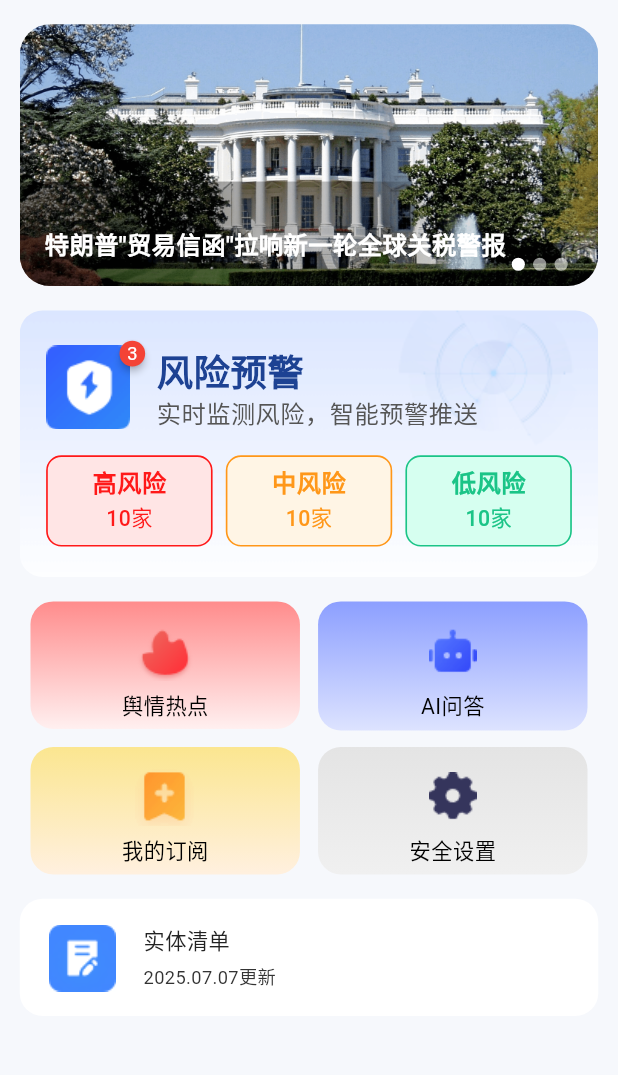
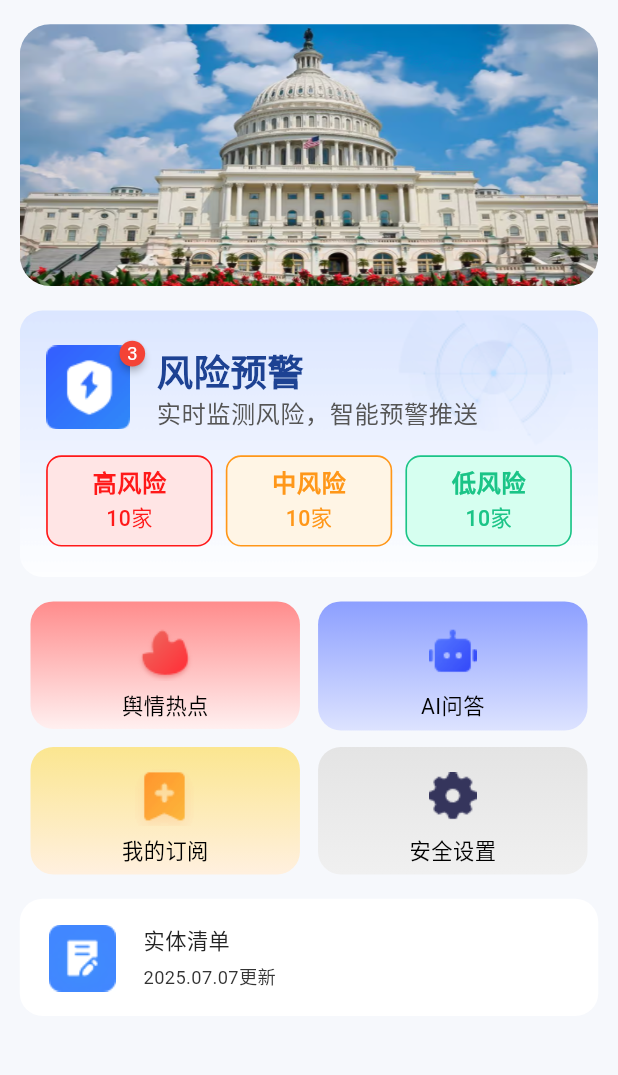
Before and after one commit to shen0909/FY_app, a Flutter app: the HomePage screen opened by its route, on a phone screen of 412 x 824 dp, the part 61-1136 px from its top. Run offline on Flutter 3.47's test engine with Material 3 defaults, Android fonts, the phone set to English and light mode, and no system bars; drawn by our look-alikes of badges; our stand-ins replace dio, fl_chart, flutter_local_notifications, flutter_markdown, flutter_screenutil, get and 8 more; missing offline and left inert: flutter_archive, local_auth_android, side_sheet, version; accounts and stored records are empty; generated files the repository leaves out were written again; network calls fail; Roboto replaces fonts that are missing (AlibabaPuHuiTi).

Commit message:
feature: 轮播图显示占位图、以及图片占满

```diff
--- a/lib/pages/home/home_state.dart
+++ b/lib/pages/home/home_state.dart
@@ -2,21 +2,6 @@ import 'package:safe_app/styles/colors.dart';
 import 'package:safe_app/styles/image_resource.dart';
 import 'package:get/get.dart';
 import '../../models/banner_models.dart';
-
-// 轮播图数据模型（保留原有的以防向后兼容）
-class CarouselItem {
-  final String imageUrl;
-  final String title;
-  final String date;
-  final String linkUrl;
-
-  CarouselItem({
-    required this.imageUrl,
-    required this.title,
-    required this.date,
-    required this.linkUrl,
-  });
-}
 
 class HomeState {
   // 观察日期
@@ -36,11 +21,10 @@ class HomeState {
   final riskType = <Map<String, dynamic>>[].obs;
   List<Map<String, dynamic>> homeItemList = [];
 
-  // 轮播图数据（保留原有的）
-  final carouselItems = <CarouselItem>[].obs;
+  // 轮播图当前索引
   int currentBannerIndex = 0;
 
-  // 新增：从接口获取的banner数据
+  // 从接口获取的banner数据
   final bannerList = <BannerModels>[].obs;
 
   final RxBool isBannerTouching = false.obs; //是否触摸轮播图
@@ -59,8 +43,6 @@ class HomeState {
       {'title': '我的订阅', 'image': FYImages.orderIcon, 'bgColor': FYColors.orderBgGridle},
       {'title': '安全设置', 'image': FYImages.settingIcon, 'bgColor': FYColors.settingBgGridle},
     ];
-
-    _initData();
   }
 
   /// 更新风险评分数量
@@ -76,27 +58,4 @@ class HomeState {
     ]);
   }
 
-  void _initData() {
-    // 初始化轮播图数据（保留作为fallback）
-    carouselItems.addAll([
-      CarouselItem(
-        imageUrl:  FYImages.lunbo1,
-        title: '特朗普"贸易信函"拉响新一轮全球关税警报',
-        date: '2025.05.12',
-        linkUrl: 'https://www.mofcom.gov.cn/syxwfb/art/2025/art_8232e23dd3cb49bcb70634eb0c65ecea.html',
-      ),
-      CarouselItem(
-        imageUrl:  FYImages.lunbo2,
-        title: '特朗普称TikTok有买家了',
-        date: '2025.04.27',
-        linkUrl: 'https://www.bbc.com/zhongwen/articles/c5ylzv95nj3o/simp',
-      ),
-      CarouselItem(
-        imageUrl:  FYImages.lunbo3,
-        title: '美国禁止包括中国在内的所有国家使用华为人工智能芯片组',
-        date: '2025.03.31',
-        linkUrl: 'https://www.state.gov/translations/chinese/20250325-commerce-further-restricts-chinas-artificial-intelligence-and-advanced-computing-capabilities-chinese/',
-      ),
-    ]);
-  }
 }
--- a/lib/pages/home/home_view.dart
+++ b/lib/pages/home/home_view.dart
@@ -73,16 +73,24 @@ class HomePage extends StatelessWidget {
             GetBuilder<HomeLogic>(
               builder: (controller) {
                 return Obx(() {
-                  // 优先使用接口数据，如果没有则使用默认数据
-                  final bannerCount = state.bannerList.isNotEmpty
-                      ? state.bannerList.length
-                      : state.carouselItems.length;
-
+                  final bannerCount = state.bannerList.length;
                   if (bannerCount == 0) {
+                  // 没有接口数据时显示占位图
+                  return SizedBox(
+                    width: double.infinity,
+                    child: Image.asset(
+                      FYImages.bannerLoad,
+                      fit: BoxFit.fill,
+                      width: double.infinity,
+                      height: 172.h,
+                      errorBuilder: (context, error, stackTrace) {
                         return Container(
                           color: Colors.grey[300],
                           child: Center(
                             child: Text('暂无轮播图数据'),
+                          ),
+                        );
+                      },
                     ),
                   );
                 }
@@ -152,17 +160,18 @@ class HomePage extends StatelessWidget {
                 });
               }
             ),
-            // 轮播图指示器 - 修改为动态数量
+            // 轮播图指示器 - 只在有接口数据时显示
             Positioned(
               bottom: 10.h,
               right: 16.w,
               child: GetBuilder<HomeLogic>(
                 builder: (controller) {
                   return Obx(() {
-                    final bannerCount = state.bannerList.isNotEmpty
-                        ? state.bannerList.length
-                        : state.carouselItems.length;
-
+                    final bannerCount = state.bannerList.length;
+                    // 只有当有接口数据时才显示指示器
+                    if (bannerCount == 0) {
+                      return Container(); // 没有数据时不显示指示器
+                    }
                     return Row(
                       mainAxisAlignment: MainAxisAlignment.center,
                       children: List.generate(bannerCount, (index) {
@@ -191,7 +200,6 @@ class HomePage extends StatelessWidget {
 
   // 构建轮播图图片
   Widget _buildBannerImage(int index) {
-    // 优先使用接口数据
     if (state.bannerList.isNotEmpty && index < state.bannerList.length) {
       final banner = state.bannerList[index];
       if (banner.image.isNotEmpty) {
@@ -208,7 +216,14 @@ class HomePage extends StatelessWidget {
           final bytes = base64Decode(imageData);
           return Image.memory(
             bytes,
-            fit: BoxFit.cover,
+            fit: BoxFit.fill,
+            width: double.infinity,
+            height: 172.h,
+            errorBuilder: (context, error, stackTrace) {
+              // base64解析失败，显示占位图
+              return Image.asset(
+                FYImages.bannerLoad,
+                fit: BoxFit.contain,
                 width: double.infinity,
                 height: 172.h,
                 errorBuilder: (context, error, stackTrace) {
@@ -218,52 +233,52 @@ class HomePage extends StatelessWidget {
                       child: Icon(Icons.image_not_supported),
                     ),
                   );
+                },
+              );
             }
           );
         } catch (e) {
           // base64解析失败，显示占位图
+          return Image.asset(
+            FYImages.bannerLoad,
+            fit: BoxFit.fill,
+            width: double.infinity,
+            height: 172.h,
+            errorBuilder: (context, error, stackTrace) {
               return Container(
                 color: Colors.grey[300],
                 child: Center(
                   child: Icon(Icons.image_not_supported),
                 ),
               );
+            },
+          );
         }
       }
     }
-
-    // 使用默认数据
-    if (state.carouselItems.isNotEmpty && index < state.carouselItems.length) {
-      final item = state.carouselItems[index];
+    // 没有接口数据或图片为空时，显示占位图
     return Image.asset(
-        item.imageUrl,
-        fit: BoxFit.cover,
+      FYImages.bannerLoad,
+      fit: BoxFit.contain,
       width: double.infinity,
       height: 172.h,
-      );
-    }
-
-    // 兜底显示
+      errorBuilder: (context, error, stackTrace) {
         return Container(
           color: Colors.grey[300],
           child: Center(
             child: Icon(Icons.image),
           ),
         );
+      },
+    );
   }
 
   // 获取轮播图标题
   String _getBannerTitle(int index) {
-    // 优先使用接口数据
+    // 只使用接口数据
     if (state.bannerList.isNotEmpty && index < state.bannerList.length) {
       return state.bannerList[index].title;
     }
-
-    // 使用默认数据
-    if (state.carouselItems.isNotEmpty && index < state.carouselItems.length) {
-      return state.carouselItems[index].title;
-    }
-
     return '暂无标题';
   }
 
--- a/lib/styles/image_resource.dart
+++ b/lib/styles/image_resource.dart
@@ -70,4 +70,5 @@ class FYImages {
   static const String analyse_tutorial = 'assets/images/analyse_tutorial.png';
   static const String tutorial_feedBack = 'assets/images/tutorial_feedBack.png';
   static const String export_data = 'assets/images/export_data.png'; // 数据导出
+  static const String bannerLoad = 'assets/loadImage.png'; // 轮播图占位图
 }
--- a/pubspec.yaml
+++ b/pubspec.yaml
@@ -89,6 +89,7 @@ flutter:
      - assets/risk_region.json
      - assets/company-details/
      - assets/html/
+     - assets/loadImage.png
 
   # An image asset can refer to one or more resolution-specific "variants", see
   # https://flutter.dev/to/resolution-aware-images
```
Also changed, not shown: lib/pages/home/home_logic.dart (+3 -27 lines), assets/loadImage.png (added). Lines whose indentation alone changed are shown as unchanged.
